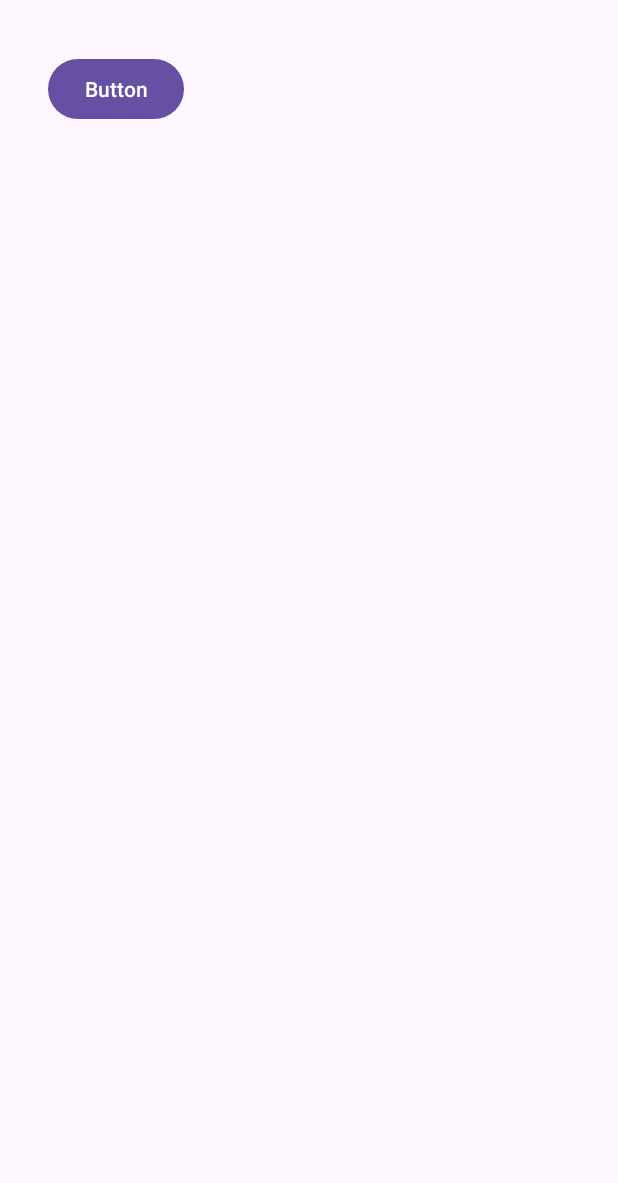
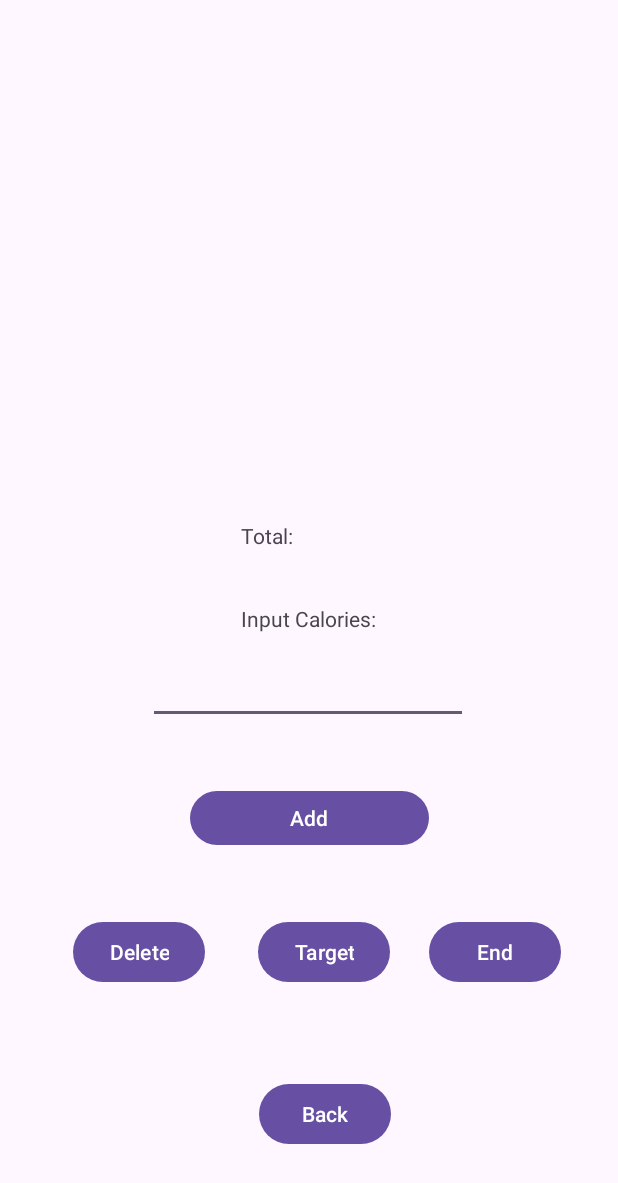
Before and after one commit to ElijahManalili/BOK-Up, an Android app: the Track screen opened directly, with no data from a screen before it, on a phone screen of 412 x 824 dp. Shown: the top 1183 px of the screen. Run offline under Robolectric (Android 15) with nearby library versions, the phone set to English and light mode, and no system bars.

```diff
--- a/app/src/main/res/layout/activity_track.xml
+++ b/app/src/main/res/layout/activity_track.xml
@@ -10,9 +10,117 @@
         android:id="@+id/back"
         android:layout_width="wrap_content"
         android:layout_height="wrap_content"
-        android:layout_marginStart="32dp"
-        android:layout_marginTop="35dp"
-        android:text="Button"
+        android:text="Back"
+        app:layout_constraintBottom_toBottomOf="parent"
+        app:layout_constraintEnd_toEndOf="parent"
+        app:layout_constraintHorizontal_bias="0.532"
+        app:layout_constraintStart_toStartOf="parent"
+        app:layout_constraintTop_toTopOf="parent"
+        app:layout_constraintVertical_bias="0.926" />
+
+    <Button
+        android:id="@+id/button"
+        android:layout_width="wrap_content"
+        android:layout_height="wrap_content"
+        android:text="Target"
+        app:layout_constraintBottom_toBottomOf="parent"
+        app:layout_constraintEnd_toEndOf="parent"
+        app:layout_constraintHorizontal_bias="0.531"
+        app:layout_constraintStart_toStartOf="parent"
+        app:layout_constraintTop_toTopOf="parent"
+        app:layout_constraintVertical_bias="0.787" />
+
+    <Button
+        android:id="@+id/button2"
+        android:layout_width="wrap_content"
+        android:layout_height="wrap_content"
+        android:text="Delete"
+        app:layout_constraintBottom_toBottomOf="parent"
+        app:layout_constraintEnd_toEndOf="parent"
+        app:layout_constraintHorizontal_bias="0.15"
+        app:layout_constraintStart_toStartOf="parent"
+        app:layout_constraintTop_toTopOf="parent"
+        app:layout_constraintVertical_bias="0.787" />
+
+    <Button
+        android:id="@+id/button3"
+        android:layout_width="159dp"
+        android:layout_height="44dp"
+        android:text="Add"
+        app:layout_constraintBottom_toBottomOf="parent"
+        app:layout_constraintEnd_toEndOf="parent"
+        app:layout_constraintStart_toStartOf="parent"
+        app:layout_constraintTop_toTopOf="parent"
+        app:layout_constraintVertical_bias="0.671" />
+
+    <TextView
+        android:id="@+id/textView2"
+        android:layout_width="wrap_content"
+        android:layout_height="wrap_content"
+        android:text="Total:"
+        app:layout_constraintBottom_toBottomOf="parent"
+        app:layout_constraintEnd_toEndOf="parent"
+        app:layout_constraintHorizontal_bias="0.425"
+        app:layout_constraintStart_toStartOf="parent"
+        app:layout_constraintTop_toTopOf="parent"
+        app:layout_constraintVertical_bias="0.432" />
+
+    <TextView
+        android:id="@+id/textView3"
+        android:layout_width="31dp"
+        android:layout_height="14dp"
+        android:text="_____"
+        app:layout_constraintBottom_toBottomOf="parent"
+        app:layout_constraintEnd_toEndOf="parent"
+        app:layout_constraintHorizontal_bias="0.602"
+        app:layout_constraintStart_toStartOf="parent"
+        app:layout_constraintTop_toTopOf="parent"
+        app:layout_constraintVertical_bias="0.428" />
+
+    <TextView
+        android:id="@+id/textView4"
+        android:layout_width="wrap_content"
+        android:layout_height="wrap_content"
+        android:text="Input Calories:"
+        app:layout_constraintBottom_toBottomOf="parent"
+        app:layout_constraintEnd_toEndOf="parent"
+        app:layout_constraintHorizontal_bias="0.498"
         app:layout_constraintStart_toStartOf="parent"
         app:layout_constraintTop_toTopOf="parent" />
+
+    <EditText
+        android:id="@+id/editTextText"
+        android:layout_width="wrap_content"
+        android:layout_height="wrap_content"
+        android:ems="10"
+        android:inputType="text"
+        android:text=""
+        app:layout_constraintBottom_toBottomOf="parent"
+        app:layout_constraintEnd_toEndOf="parent"
+        app:layout_constraintHorizontal_bias="0.497"
+        app:layout_constraintStart_toStartOf="parent"
+        app:layout_constraintTop_toTopOf="@+id/recyclerView"
+        app:layout_constraintVertical_bias="0.562" />
+
+    <androidx.recyclerview.widget.RecyclerView
+        android:id="@+id/recyclerView"
+        android:layout_width="407dp"
+        android:layout_height="282dp"
+        app:layout_constraintBottom_toBottomOf="parent"
+        app:layout_constraintEnd_toEndOf="parent"
+        app:layout_constraintStart_toStartOf="parent"
+        app:layout_constraintTop_toTopOf="parent"
+        app:layout_constraintVertical_bias="0.0" />
+
+    <Button
+        android:id="@+id/button4"
+        android:layout_width="wrap_content"
+        android:layout_height="wrap_content"
+        android:text="End"
+        app:layout_constraintBottom_toBottomOf="parent"
+        app:layout_constraintEnd_toEndOf="parent"
+        app:layout_constraintHorizontal_bias="0.882"
+        app:layout_constraintStart_toStartOf="parent"
+        app:layout_constraintTop_toTopOf="@+id/recyclerView"
+        app:layout_constraintVertical_bias="0.787" />
 </androidx.constraintlayout.widget.ConstraintLayout>
```
